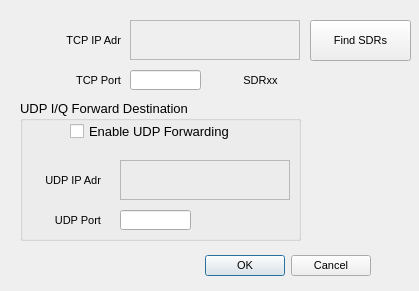
The window that unixforms/editnetdlg.ui (rafael2k/CuteSDR) describes before a commit, drawn with Qt 5.
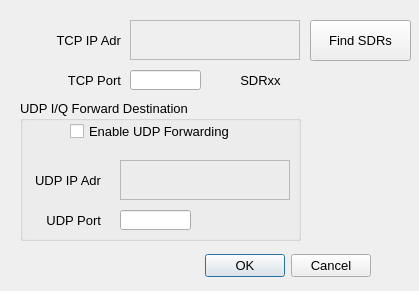
The same window after the commit. Custom widgets are drawn as their Qt base class.

```diff
--- a/unixforms/editnetdlg.ui
+++ b/unixforms/editnetdlg.ui
@@ -37,7 +37,7 @@
    </property>
    <property name="font">
     <font>
-     <pointsize>8</pointsize>
+     <pointsize>10</pointsize>
      <weight>50</weight>
      <bold>false</bold>
     </font>
@@ -60,7 +60,7 @@
    </property>
    <property name="font">
     <font>
-     <pointsize>8</pointsize>
+     <pointsize>10</pointsize>
      <weight>50</weight>
      <bold>false</bold>
     </font>
@@ -106,7 +106,7 @@
    </property>
    <property name="font">
     <font>
-     <pointsize>8</pointsize>
+     <pointsize>10</pointsize>
      <weight>50</weight>
      <bold>false</bold>
     </font>
@@ -161,7 +161,7 @@
    </property>
    <property name="font">
     <font>
-     <pointsize>8</pointsize>
+     <pointsize>10</pointsize>
      <weight>50</weight>
      <bold>false</bold>
     </font>
@@ -181,7 +181,7 @@
    </property>
    <property name="font">
     <font>
-     <pointsize>8</pointsize>
+     <pointsize>10</pointsize>
      <weight>50</weight>
      <bold>false</bold>
     </font>
@@ -204,6 +204,7 @@
    </property>
    <property name="font">
     <font>
+     <pointsize>10</pointsize>
      <weight>50</weight>
      <bold>false</bold>
     </font>
@@ -222,7 +223,7 @@
     </property>
     <property name="font">
      <font>
-      <pointsize>8</pointsize>
+      <pointsize>10</pointsize>
       <weight>50</weight>
       <bold>false</bold>
      </font>
@@ -277,7 +278,7 @@
     </property>
     <property name="font">
      <font>
-      <pointsize>8</pointsize>
+      <pointsize>10</pointsize>
       <weight>50</weight>
       <bold>false</bold>
      </font>
```
Left out of the diff: 9 changed lines with no effect on the pictures.
